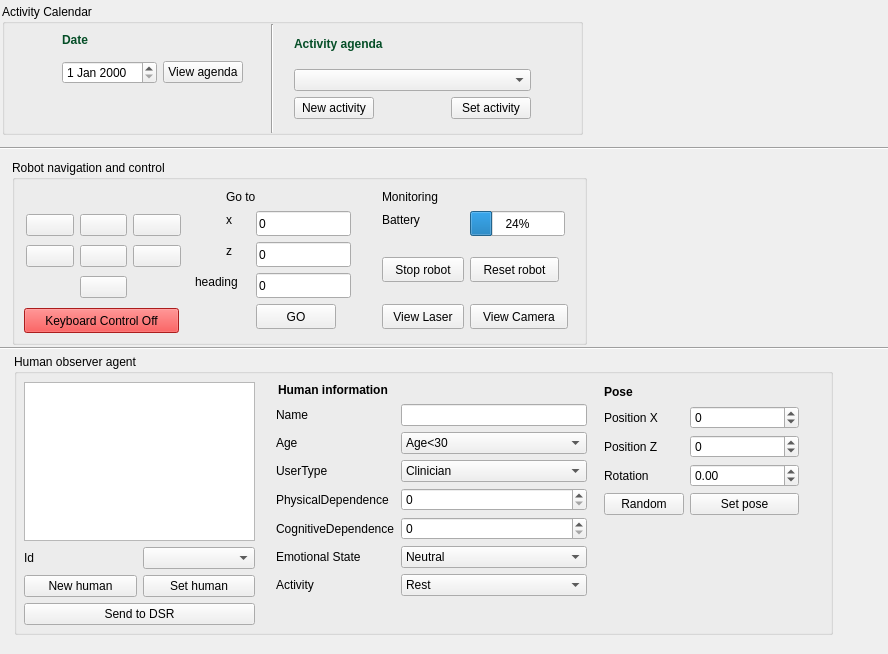
First picture: the form in humanObserverAgent_GUI/src/mainUI.ui, repository rahulkatiyar19955/gsoc-gui-dev, before the edit.
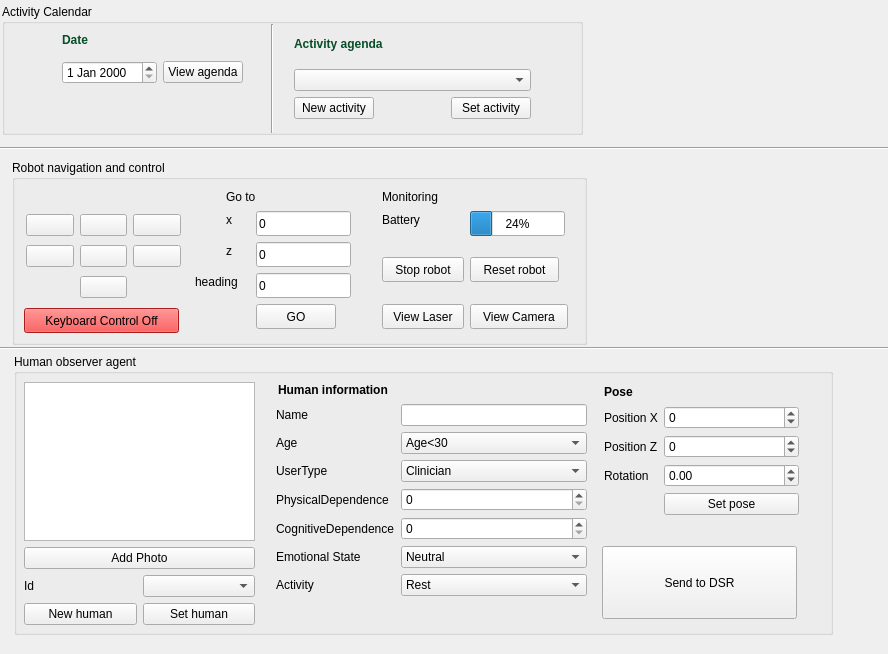
Second picture: the form after the edit. Icons and pictures are not drawn.

```diff
--- a/humanObserverAgent_GUI/src/mainUI.ui
+++ b/humanObserverAgent_GUI/src/mainUI.ui
@@ -375,7 +375,18 @@
     </property>
     <layout class="QVBoxLayout" name="verticalLayout_4">
      <item>
-      <widget class="QGraphicsView" name="graphicsView_2"/>
+      <widget class="QGraphicsView" name="photo_viewer">
+       <property name="styleSheet">
+        <string notr="true"/>
+       </property>
+      </widget>
+     </item>
+     <item>
+      <widget class="QPushButton" name="addPhotoB">
+       <property name="text">
+        <string>Add Photo</string>
+       </property>
+      </widget>
      </item>
      <item>
       <layout class="QHBoxLayout" name="horizontalLayout_2">
@@ -409,13 +420,6 @@
        </item>
       </layout>
      </item>
-     <item>
-      <widget class="QPushButton" name="pushButton_3">
-       <property name="text">
-        <string>Send to DSR</string>
-       </property>
-      </widget>
-     </item>
     </layout>
    </widget>
    <widget class="QLabel" name="label_4">
@@ -437,7 +441,7 @@
       <x>590</x>
       <y>52</y>
       <width>195</width>
-      <height>153</height>
+      <height>133</height>
      </rect>
     </property>
     <layout class="QFormLayout" name="formLayout">
@@ -514,13 +518,6 @@
        </property>
       </widget>
      </item>
-     <item row="3" column="0">
-      <widget class="QPushButton" name="random">
-       <property name="text">
-        <string>Random</string>
-       </property>
-      </widget>
-     </item>
     </layout>
    </widget>
    <widget class="QLabel" name="label_21">
@@ -717,6 +714,19 @@
      </item>
     </layout>
    </widget>
+   <widget class="QPushButton" name="sendtoDSR_button">
+    <property name="geometry">
+     <rect>
+      <x>588</x>
+      <y>192</y>
+      <width>195</width>
+      <height>73</height>
+     </rect>
+    </property>
+    <property name="text">
+     <string>Send to DSR</string>
+    </property>
+   </widget>
   </widget>
   <widget class="QGroupBox" name="CalendarEvents">
    <property name="geometry">
```
Left out of the diff: 12 changed lines with no effect on the pictures.
